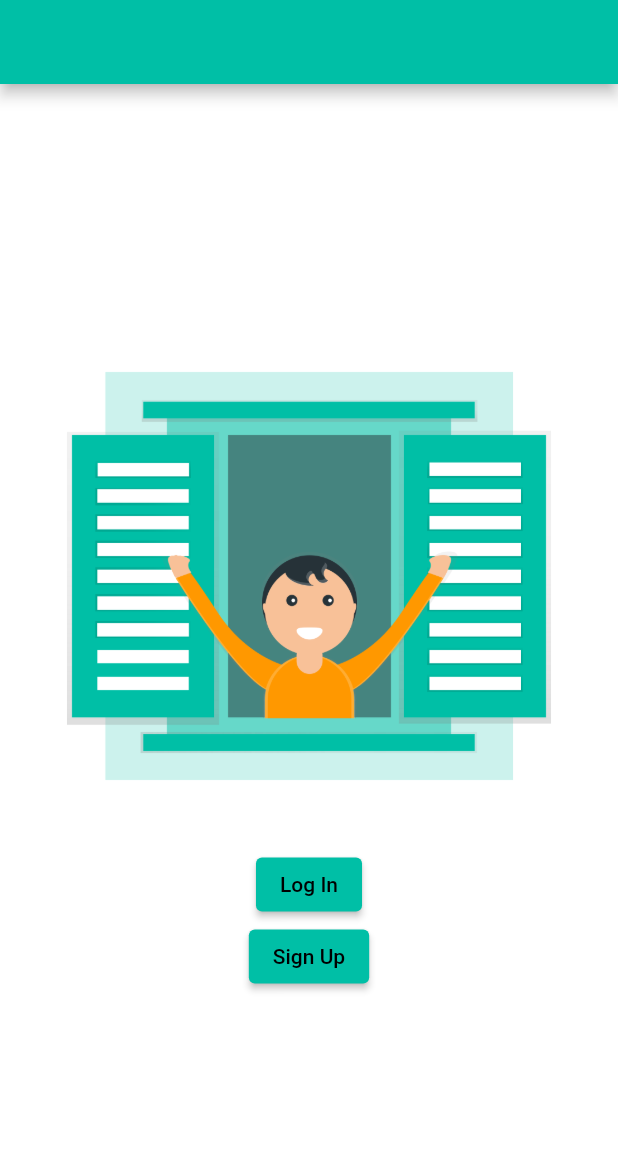
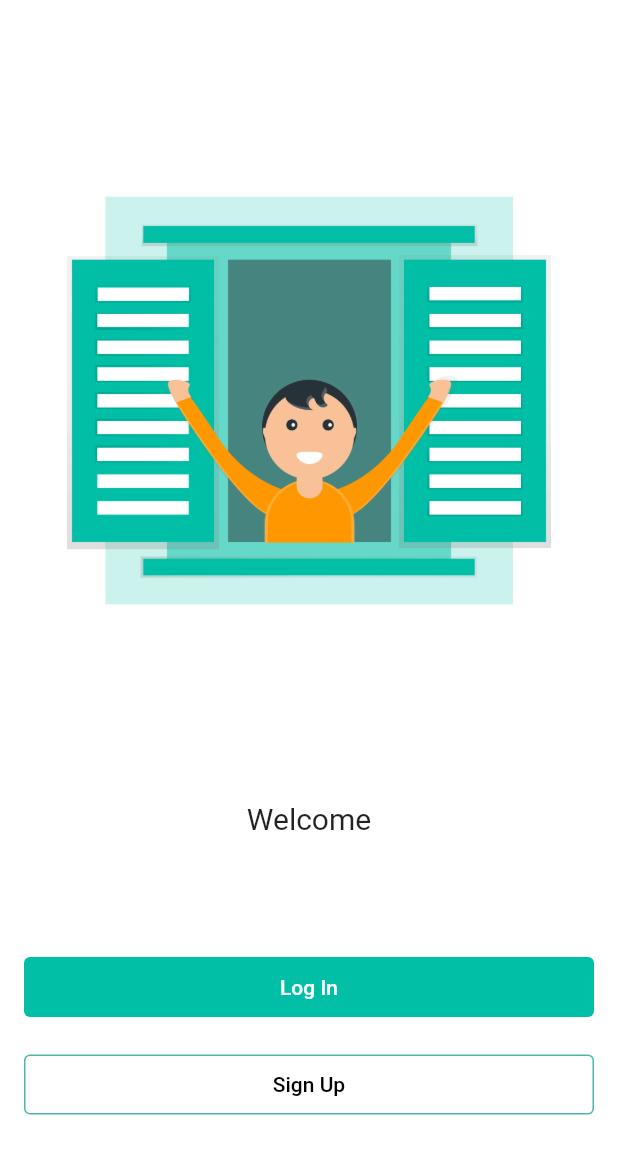
Before and after one commit to tungondugi/loginAppProvider, a Flutter app: the screen it shows after launch, on a phone screen of 412 x 824 dp. Shown: the top 1154 px of the screen. Run offline on Flutter 3.47's test engine with Material 2 defaults, Android fonts, the phone set to English and light mode, and no system bars.

Commit message:
Created welcome UI

```diff
--- a/loginAppProvider/lib/registrationUI.dart
+++ b/loginAppProvider/lib/registrationUI.dart
@@ -1,30 +1,84 @@
 import 'package:flutter/material.dart';
+// import 'package:flutter/services.dart';
 
 class Registration extends StatelessWidget {
   Widget build(BuildContext context) {
+    // This will hide the status bar and the bottom bar
+    // SystemChrome.setEnabledSystemUIOverlays([]);
+
     return Scaffold(
-      appBar: AppBar(),
-      body: Container(
+      body: Column(
+        children: <Widget>[
+          Expanded(
+            flex: 2,
+            child: Container(
+              decoration: BoxDecoration(
+                image: DecorationImage(
+                  image: AssetImage("assets/image/welcome.png"),
+                  fit: BoxFit.contain,
+                ),
+              ),
+            ),
+          ),
+          Text(
+            "Welcome",
+            style: TextStyle(
+              fontSize: 20,
+            ),
+          ),
+          Expanded(
+            flex: 1,
+            child: Padding(
+              padding: EdgeInsets.all(16),
               child: Column(
                 mainAxisAlignment: MainAxisAlignment.center,
                 children: <Widget>[
                   SizedBox(
-              child: Image.asset(
-                "assets/image/welcome.png",
+                    height: 40,
+                    width: double.infinity,
+                    child: ElevatedButton(
+                      style: ElevatedButton.styleFrom(
+                        elevation: 0,
+                        onPrimary: Colors.white,
+                      ),
+                      child: Text(
+                        "Log In",
+                        style: TextStyle(
+                          color: Colors.white,
                         ),
                       ),
-            Text(""),
-            ElevatedButton(
-              child: Text("Log In"),
                       onPressed: () {},
                     ),
-            ElevatedButton(
-              child: Text("Sign Up"),
+                  ),
+                  SizedBox(
+                    height: 25,
+                  ),
+                  SizedBox(
+                    height: 40,
+                    width: double.infinity,
+                    child: ElevatedButton(
+                      style: ElevatedButton.styleFrom(
+                          primary: Colors.white,
+                          elevation: 0,
+                          onPrimary: Colors.teal,
+                          side: BorderSide(
+                            color: Colors.teal[300],
+                          )),
+                      child: Text(
+                        "Sign Up",
+                        style: TextStyle(
+                          color: Colors.black,
+                        ),
+                      ),
                       onPressed: () {},
+                    ),
                   ),
                 ],
               ),
             ),
+          ),
+        ],
+      ),
     );
   }
 }
```
Lines whose indentation alone changed are shown as unchanged.
